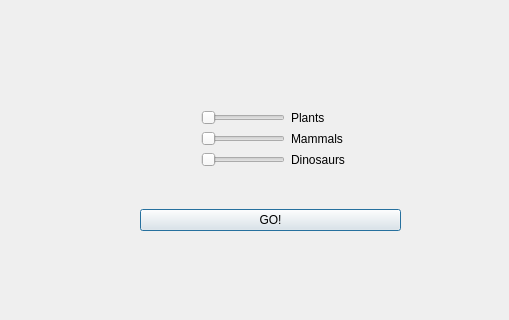
Old version of the form mammals.ui in the repository robertche54/a8-an-educational-app-f18; both pictures show x 0 to 509 and y 480 to 800 of the 1200 by 800 pixel window.
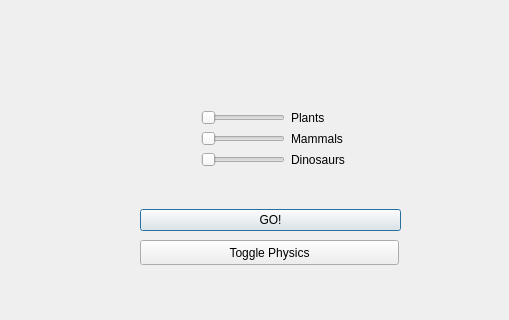
New version of the form.

Commit message: Mammals have physics paused by default. Added a button to toggle physics in mammals.

What changed in the file:
```diff
--- a/mammals.ui
+++ b/mammals.ui
@@ -143,6 +143,19 @@
     </item>
    </layout>
   </widget>
+  <widget class="QPushButton" name="mammalPhysicsButton">
+   <property name="geometry">
+    <rect>
+     <x>140</x>
+     <y>720</y>
+     <width>259</width>
+     <height>25</height>
+    </rect>
+   </property>
+   <property name="text">
+    <string>Toggle Physics</string>
+   </property>
+  </widget>
   <zorder>bg</zorder>
   <zorder>simulationLabel</zorder>
   <zorder>verticalLayoutWidget</zorder>
```
Left out of the diff: 1 changed line with no effect on the pictures. The commit also changes 1 other file.
